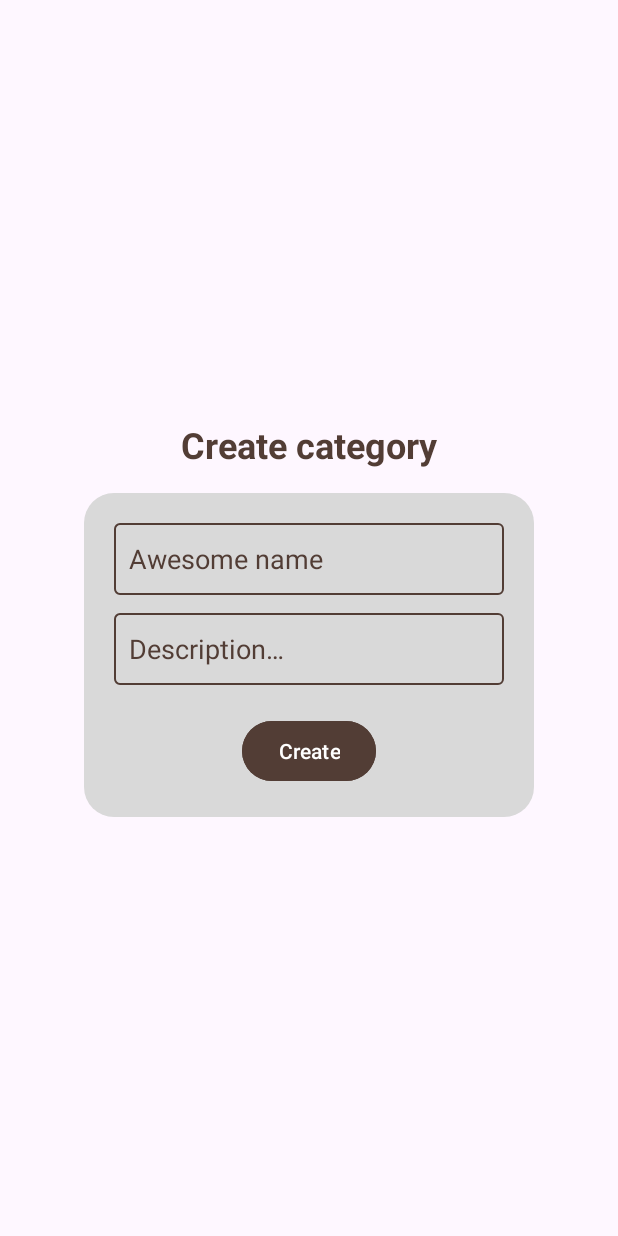
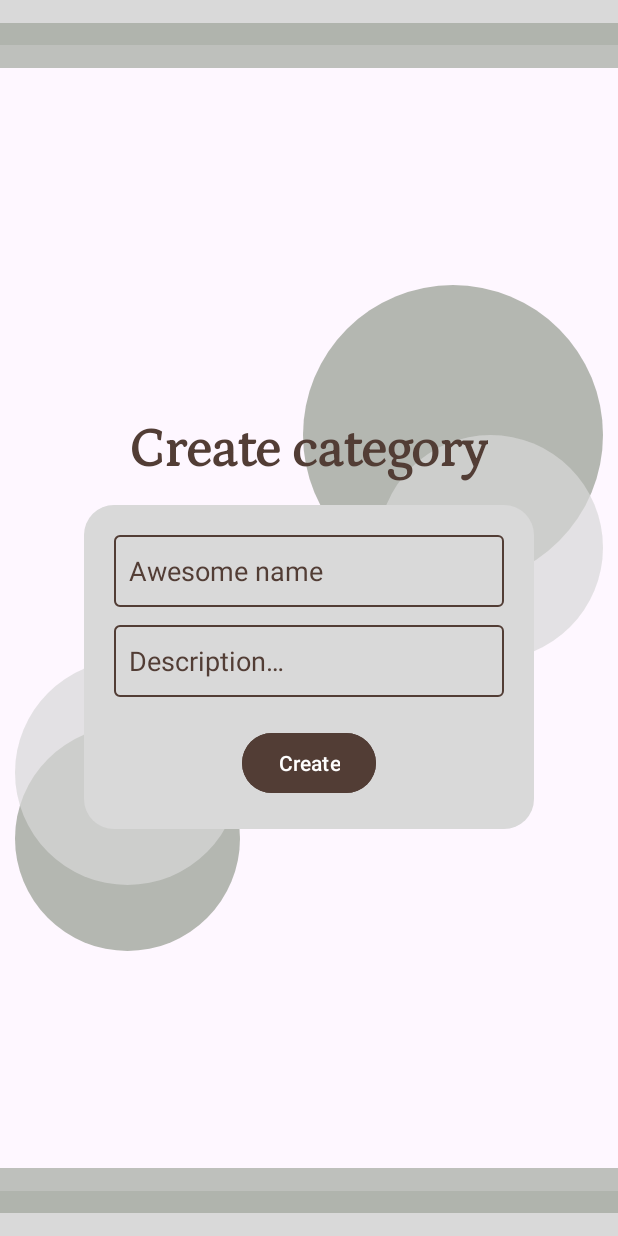
Before and after one commit to kzi-nastava/ma-project-event-planner-siit-2024-team-14, an Android app: the fragment NewCategoryFragment shown on its own in the app's theme, on a phone screen of 412 x 824 dp. Run offline under Robolectric (Android 15) with nearby library versions, the phone set to English and light mode, and no system bars; 2 statements that could not run were skipped.

Commit message:
Implement category deletion and style new category fragment

```diff
--- a/app/src/main/java/com/example/eventplanner/ui/fragment/category/NewCategoryFragment.java
+++ b/app/src/main/java/com/example/eventplanner/ui/fragment/category/NewCategoryFragment.java
@@ -105,8 +105,17 @@ public class NewCategoryFragment extends Fragment {
         binding.btnSubmit.setOnClickListener(v -> onSubmit());
 
         LifecycleOwner lifecycleOwner = getViewLifecycleOwner();
-        viewModel.getSuccess().observe(lifecycleOwner, this::onSuccessChange);
-        viewModel.getErrorMsg().observe(lifecycleOwner, this::onErrorChange);
+        viewModel.getSuccess().observe(lifecycleOwner, success -> {
+            if (Boolean.TRUE.equals(success)) {
+                Toast.makeText(requireContext(), "Successfully added a new category", Toast.LENGTH_SHORT).show();
+                requireActivity().getSupportFragmentManager().popBackStack();
+            }
+        });
+        viewModel.getErrorMsg().observe(lifecycleOwner, msg -> {
+            if (msg != null && !msg.isBlank()) {
+                Toast.makeText(requireContext(), msg, Toast.LENGTH_SHORT).show();
+            }
+        });
     }
 
 
@@ -124,20 +133,6 @@ public class NewCategoryFragment extends Fragment {
         viewModel.submitCategory();
     }
 
-
-    private void onSuccessChange(Boolean success) {
-        if (Boolean.TRUE.equals(success)) {
-            FragmentActivity hostActivity = requireActivity();
-            Toast.makeText(hostActivity, "TODO", Toast.LENGTH_SHORT).show();
-            hostActivity.getSupportFragmentManager().popBackStack();
-        }
-    }
-
-    private void onErrorChange(String msg) {
-        if (msg != null && !msg.isBlank()) {
-            Toast.makeText(requireContext(), msg, Toast.LENGTH_SHORT).show();
-        }
-    }
 
 
     @Override
--- a/app/src/main/res/layout/fragment_new_category.xml
+++ b/app/src/main/res/layout/fragment_new_category.xml
@@ -7,31 +7,110 @@
     android:background="@android:color/transparent"
     tools:context="ui.fragment.category.NewCategoryFragment">
 
+    <!-- Top green circle -->
+    <ImageView
+        android:id="@+id/circle1"
+        android:layout_width="200dp"
+        android:layout_height="200dp"
+        android:src="@drawable/green_circle"
+        android:alpha="0.7"
+        app:layout_constraintTop_toTopOf="parent"
+        app:layout_constraintEnd_toEndOf="parent"
+        android:layout_marginTop="190dp"
+        android:layout_marginEnd="10dp"/>
+
+    <!-- Bottom green circle -->
+    <ImageView
+        android:id="@+id/circle2"
+        android:layout_width="150dp"
+        android:layout_height="150dp"
+        android:src="@drawable/green_circle"
+        android:alpha="0.7"
+        app:layout_constraintBottom_toBottomOf="parent"
+        app:layout_constraintStart_toStartOf="parent"
+        android:layout_marginBottom="190dp"
+        android:layout_marginStart="10dp"/>
+
+    <!-- Top beige circle -->
+    <ImageView
+        android:id="@+id/circle3"
+        android:layout_width="150dp"
+        android:layout_height="150dp"
+        android:src="@drawable/beige_circle"
+        android:alpha="0.7"
+        app:layout_constraintTop_toTopOf="parent"
+        app:layout_constraintEnd_toEndOf="parent"
+        android:layout_marginTop="290dp"
+        android:layout_marginEnd="10dp"/>
+
+    <!-- Bottom beige circle -->
+    <ImageView
+        android:id="@+id/circle4"
+        android:layout_width="150dp"
+        android:layout_height="150dp"
+        android:src="@drawable/beige_circle"
+        android:alpha="0.7"
+        app:layout_constraintTop_toTopOf="parent"
+        app:layout_constraintStart_toStartOf="parent"
+        android:layout_marginTop="440dp"
+        android:layout_marginStart="10dp"/>
+
+    <!-- Top Line with two colors -->
+    <View
+        android:id="@+id/topLine1"
+        android:layout_width="match_parent"
+        android:layout_height="30dp"
+        android:background="#D9D9D9"
+        app:layout_constraintTop_toTopOf="parent"/>
+
+    <View
+        android:id="@+id/topLine2"
+        android:layout_width="match_parent"
+        android:layout_height="30dp"
+        android:background="#959D90"
+        android:alpha="0.6"
+        app:layout_constraintTop_toTopOf="parent"
+        android:layout_marginTop="15dp"/>
+
+    <!-- Bottom Line with two colors -->
+    <View
+        android:id="@+id/bottomLine1"
+        android:layout_width="match_parent"
+        android:layout_height="30dp"
+        android:background="#D9D9D9"
+        app:layout_constraintBottom_toBottomOf="parent"/>
+
+    <View
+        android:id="@+id/bottomLine2"
+        android:layout_width="match_parent"
+        android:layout_height="30dp"
+        android:background="#959D90"
+        android:alpha="0.6"
+        app:layout_constraintBottom_toBottomOf="parent"
+        android:layout_marginBottom="15dp"/>
 
     <LinearLayout
         android:layout_width="0dp"
         android:layout_height="wrap_content"
         android:orientation="vertical"
         android:padding="16dp"
-
+        android:gravity="center"
         app:layout_constraintTop_toTopOf="parent"
         app:layout_constraintBottom_toBottomOf="parent"
         app:layout_constraintStart_toStartOf="parent"
-        app:layout_constraintEnd_toEndOf="parent"
-        android:gravity="center">
+        app:layout_constraintEnd_toEndOf="parent">
 
         <!-- Title -->
         <TextView
             android:id="@+id/tw_title"
             android:layout_width="wrap_content"
             android:layout_height="wrap_content"
-
             android:textColor="@color/project_brown"
             android:text="@string/title_create_category"
-            android:textSize="24sp"
+            android:textSize="36sp"
+            android:fontFamily="@font/petrona"
             android:textStyle="bold"
-            android:layout_marginBottom="16dp"
-        />
+            android:layout_marginBottom="16dp"/>
 
         <LinearLayout
             android:layout_width="300dp"
@@ -45,46 +124,39 @@
                 android:id="@+id/et_category_name"
                 android:layout_width="match_parent"
                 android:layout_height="wrap_content"
-
                 android:layout_marginBottom="12dp"
                 android:autofillHints=""
-
                 android:background="@drawable/border"
                 android:hint="@string/hint_category_name"
                 android:inputType="text"
                 android:minHeight="48dp"
                 android:padding="10dp"
                 android:textColor="@color/project_brown"
-                android:textColorHint="@color/project_brown" />
+                android:textColorHint="@color/project_brown"/>
 
             <!-- Description input -->
             <EditText
                 android:id="@+id/et_category_description"
                 android:layout_width="match_parent"
                 android:layout_height="wrap_content"
-
                 android:layout_marginBottom="20dp"
                 android:autofillHints=""
-
                 android:background="@drawable/border"
                 android:hint="@string/hint_category_description"
                 android:inputType="textMultiLine"
                 android:minHeight="48dp"
                 android:padding="10dp"
                 android:textColor="@color/project_brown"
-                android:textColorHint="@color/project_brown" />
+                android:textColorHint="@color/project_brown"/>
 
             <Button
                 android:id="@+id/btn_submit"
                 android:layout_width="wrap_content"
                 android:layout_height="wrap_content"
-
                 android:text="@string/confirm"
                 android:backgroundTint="@color/project_brown"
                 android:textColor="@color/white"
-                android:layout_gravity="center_horizontal"
-            />
-
+                android:layout_gravity="center_horizontal"/>
         </LinearLayout>
     </LinearLayout>
 
```
Also changed, not shown: app/src/main/java/com/example/eventplanner/ui/adapter/CategoryListAdapter.java (+40 -7 lines).
